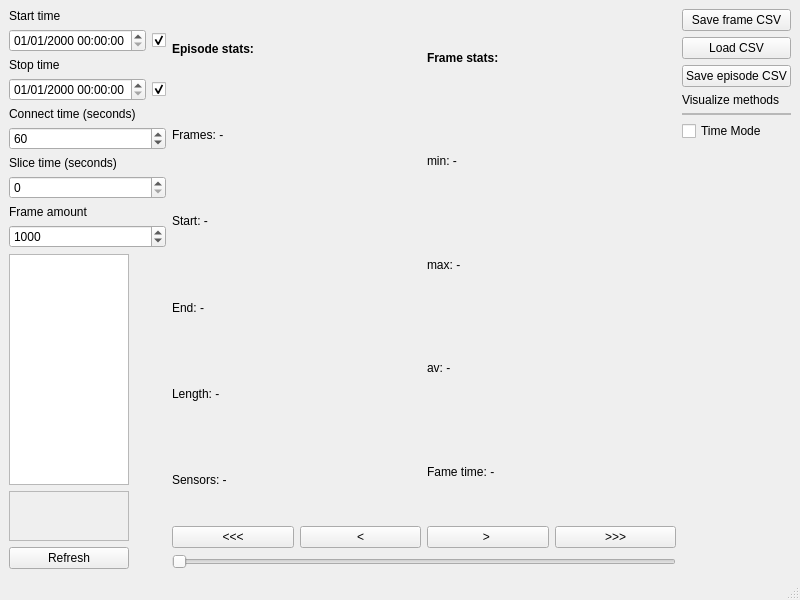
Old version of the form server/database_scroll/mainwindow.ui in the repository GiteZz/Thermal-sensor-localisation.
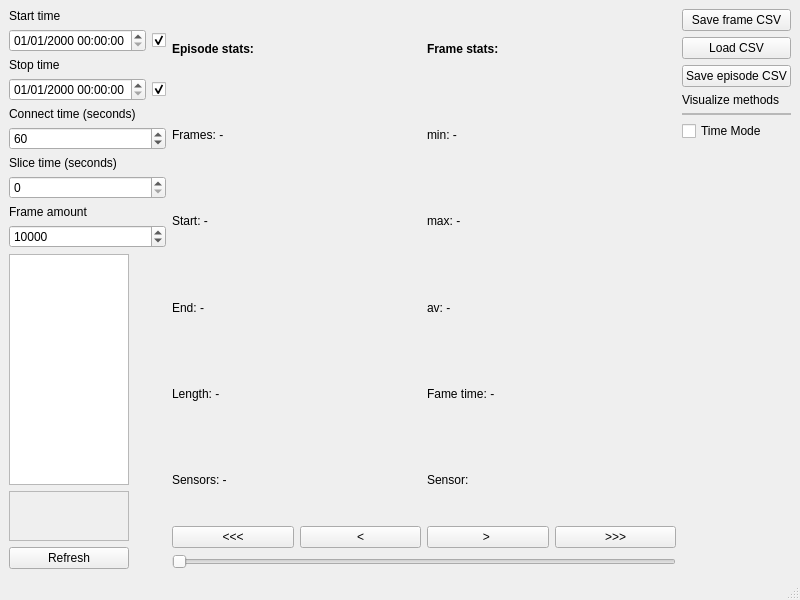
New version of the form.

Diff of the .ui file:
```diff
--- a/server/database_scroll/mainwindow.ui
+++ b/server/database_scroll/mainwindow.ui
@@ -116,6 +116,13 @@
               </property>
              </widget>
             </item>
+            <item>
+             <widget class="QLabel" name="sensorLabel">
+              <property name="text">
+               <string>Sensor: </string>
+              </property>
+             </widget>
+            </item>
            </layout>
           </item>
          </layout>
@@ -262,7 +269,7 @@
            <number>9999999</number>
           </property>
           <property name="value">
-           <number>1000</number>
+           <number>10000</number>
           </property>
          </widget>
         </item>
```
